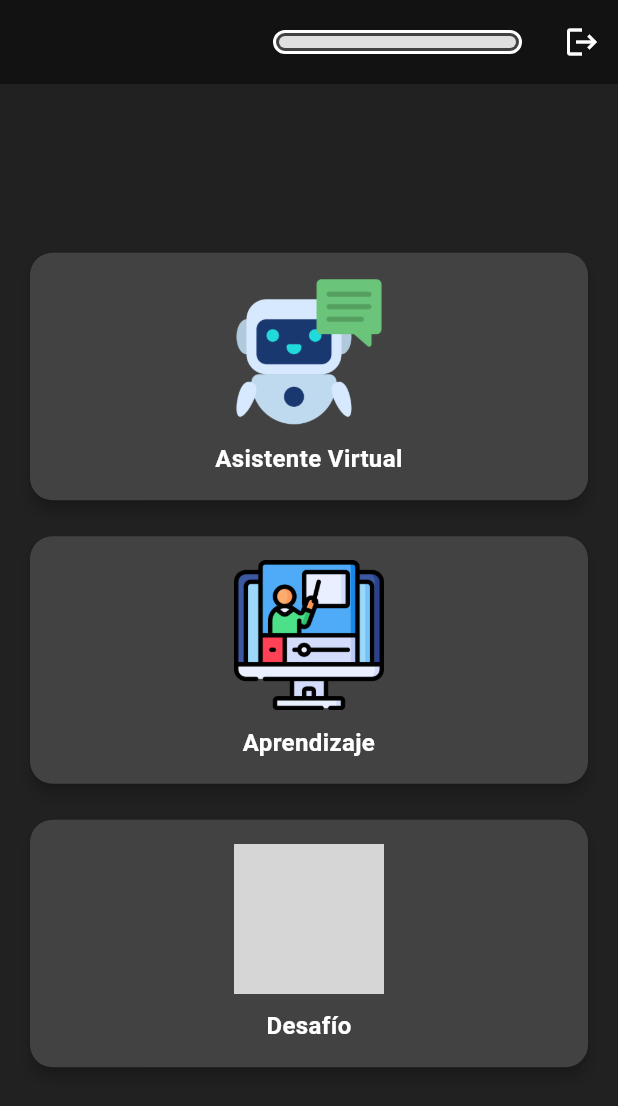
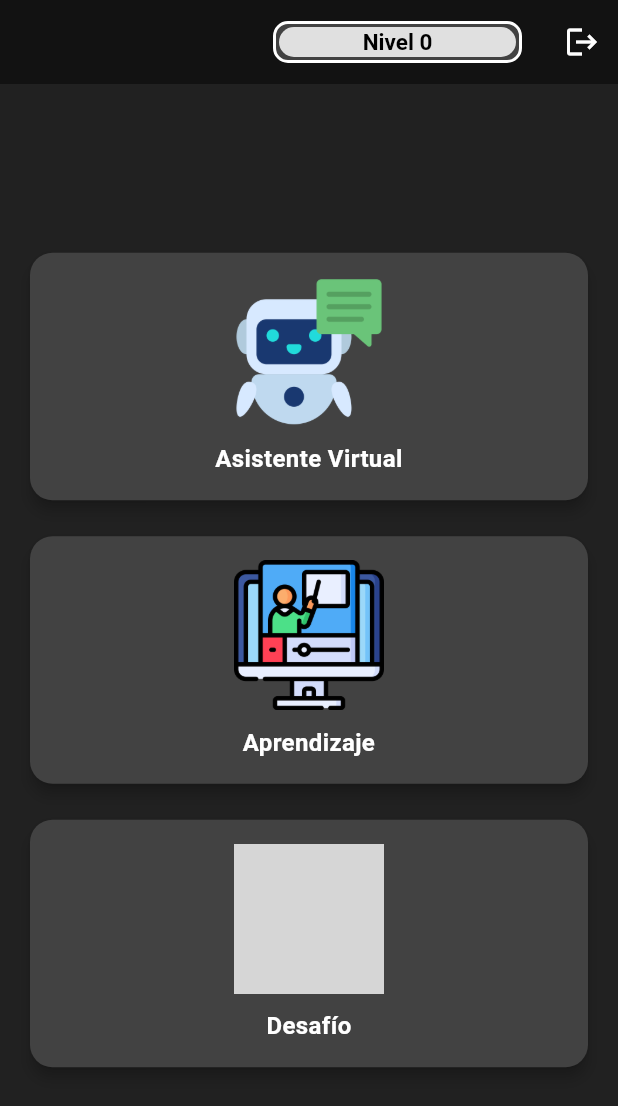
Before and after one commit to Fabricio-Navarrete/App-Educacion-Financiera---Flutter, a Flutter app: the MainScreen screen opened by its route, on a phone screen of 412 x 824 dp. Shown: the top 1106 px of the screen. Run offline on Flutter 3.47's test engine with Material 3 defaults, Android fonts, the phone set to English and light mode, and no system bars; our stand-ins replace carousel_slider, dio, flutter_dotenv, go_router, lottie; missing offline and left inert: dialog_flowtter; project files that could hold a hidden picture were left out; grey boxes are pictures that could not be loaded.

Commit message:
fnh _ mejoras calificacion de niveles, avance de puntos

```diff
--- a/app_educacion_financiera/lib/app/screens/main_page.dart
+++ b/app_educacion_financiera/lib/app/screens/main_page.dart
@@ -11,9 +11,11 @@ class MainScreen extends StatelessWidget {
     Estudiante? estudiante = Provider.of<EstudianteModel>(context).estudiante;
     String user = '';
     double puntaje = 0.0;
+    int nivel = 0;
     if (estudiante != null) {
       user = estudiante.nombreUsuario;
       puntaje = estudiante.puntaje;
+      nivel = estudiante.nivel;
     }
     return Scaffold(
       appBar: AppBar(
@@ -39,15 +41,31 @@ class MainScreen extends StatelessWidget {
                   border: Border.all(color: Colors.white, width: 2.0),
                   borderRadius: BorderRadius.circular(10.0),
                 ),
-                child: ClipRRect(
+                child: Stack(
+                  children: [
+                    ClipRRect(
                       borderRadius: BorderRadius.circular(10.0),
                       child: SizedBox(
-                    height: 8,
+                        height:20,
                         child: LinearProgressIndicator(
                           value: puntaje,
                           backgroundColor: Colors.grey[300],
                         ),
                       ),
+                    ),
+                    Positioned.fill(
+                      child: Center(
+                        child: Text(
+                          'Nivel $nivel',
+                          style: const TextStyle(
+                            color: Colors.black,
+                            fontWeight: FontWeight.bold,
+                            fontSize: 15.0
+                          ),
+                        ),
+                      ),
+                    ),
+                  ],
                 ),
               ),
             ),
--- a/app_educacion_financiera/lib/config/Infraestructure/Datasources/LeccionesDataSource.dart
+++ b/app_educacion_financiera/lib/config/Infraestructure/Datasources/LeccionesDataSource.dart
@@ -1,6 +1,7 @@
 import 'package:app_educacion_financiera/config/Models/Lecciones.dart';
 import 'package:app_educacion_financiera/config/Models/Temas.dart';
 import 'package:app_educacion_financiera/config/Models/contenido_lecciones.dart';
+import 'package:app_educacion_financiera/config/Models/getNivelEstudiante.dart';
 import 'package:app_educacion_financiera/config/Models/pregunas.dart';
 import 'package:app_educacion_financiera/config/Models/respuestas.dart';
 
@@ -10,5 +11,6 @@ abstract class LeccionesDataSource {
   Future<List<ContenidoLecciones>> getContenidoLecciones(int idLeccion);
   Future<List<Preguntas>> getPreguntas(int idLeccion);
   Future<List<Respuestas>> getRespuestas(int idPregunta);
-  Future<Lecciones> actualizarProgreso(int correctas, int total, int idLeccion);
+  Future<Lecciones> actualizarProgreso(int correctas, int total, int idLeccion, int idEstudiante);
+  Future<GetNivelEstudiante> getNivelEstudiante(int idEstudiante);
 }
--- a/app_educacion_financiera/lib/config/Models/Estudiante.dart
+++ b/app_educacion_financiera/lib/config/Models/Estudiante.dart
@@ -43,4 +43,25 @@ class Estudiante {
       'email': email,
     };
   }
+  Estudiante copyWith({
+    int? idEstudiante,
+    String? usuario,
+    String? pwd,
+    String? nombreUsuario,
+    DateTime? fechaNacimiento,
+    double? puntaje,
+    int? nivel,
+    String? email,
+  }) {
+    return Estudiante(
+      idEstudiante: idEstudiante ?? this.idEstudiante,
+      usuario: usuario ?? this.usuario,
+      pwd: pwd ?? this.pwd,
+      nombreUsuario: nombreUsuario ?? this.nombreUsuario,
+      fechaNacimiento: fechaNacimiento ?? this.fechaNacimiento,
+      puntaje: puntaje ?? this.puntaje,
+      nivel: nivel ?? this.nivel,
+      email: email ?? this.email,
+    );
+  }
 }
--- /dev/null
+++ b/app_educacion_financiera/lib/config/Models/getNivelEstudiante.dart
@@ -0,0 +1,14 @@
+class GetNivelEstudiante{
+
+  final int idEstudiante;
+  final int nivel;
+
+  GetNivelEstudiante({required this.idEstudiante, required this.nivel});
+
+  factory GetNivelEstudiante.fromJson(Map<String, dynamic> json) {
+    return GetNivelEstudiante(
+      idEstudiante: json['idEstudiante'],
+      nivel: json['nivel'],
+    );
+  }
+}
--- a/app_educacion_financiera/lib/config/Models/lecciones.dart
+++ b/app_educacion_financiera/lib/config/Models/lecciones.dart
@@ -5,6 +5,7 @@ class Lecciones {
   final String descripcion;
   final String imagen;
   final double progreso;
+  final int idEstudiante;
 
   Lecciones(
       {required this.idLeccion,
@@ -12,7 +13,8 @@ class Lecciones {
       required this.titulo,
       required this.descripcion,
       required this.imagen,
-      required this.progreso});
+      required this.progreso,
+      required this.idEstudiante});
 
   factory Lecciones.fromJson(Map<String, dynamic> json) {
     return Lecciones(
@@ -22,6 +24,7 @@ class Lecciones {
       idLeccion: json['idLeccion'],
       imagen: json['imagen_Titulo'],
       progreso: json['progreso'],
+      idEstudiante: json['idEstudiante'],
     );
   }
   static List<Lecciones> fromListJson(List<dynamic> listJson) {
@@ -36,6 +39,7 @@ class Lecciones {
       'idLeccion': idLeccion,
       'imagen_titulo': imagen,
       'progreso': progreso,
+      'idEstudiante': idEstudiante
     };
   }
 }
```
Also changed, not shown: app_educacion_financiera/lib/app/screens/chatbot.dart (+27 -4 lines), app_educacion_financiera/lib/app/screens/login_page.dart (+22 -0 lines), app_educacion_financiera/lib/app/widgets/preguntas_test.dart (+95 -6 lines), app_educacion_financiera/lib/config/Infraestructure/Repositories/lecciones_repository.dart (+16 -2 lines), app_educacion_financiera/lib/config/Provider/estudiante_provider.dart (+13 -0 lines). Lines whose indentation alone changed are shown as unchanged.
